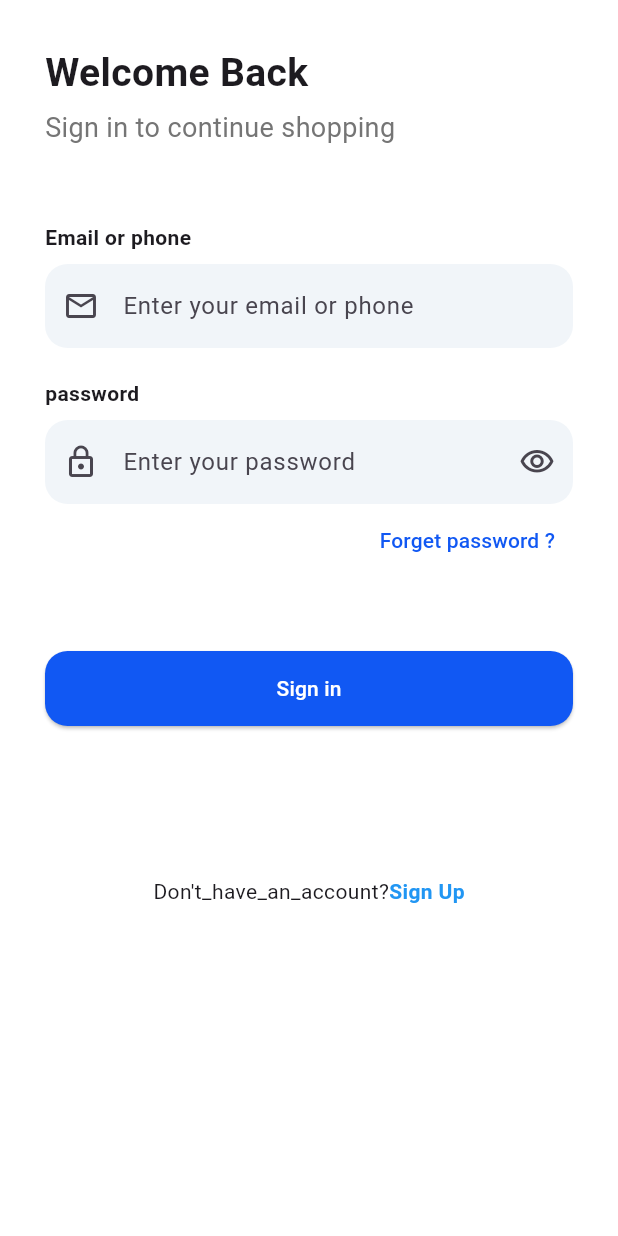
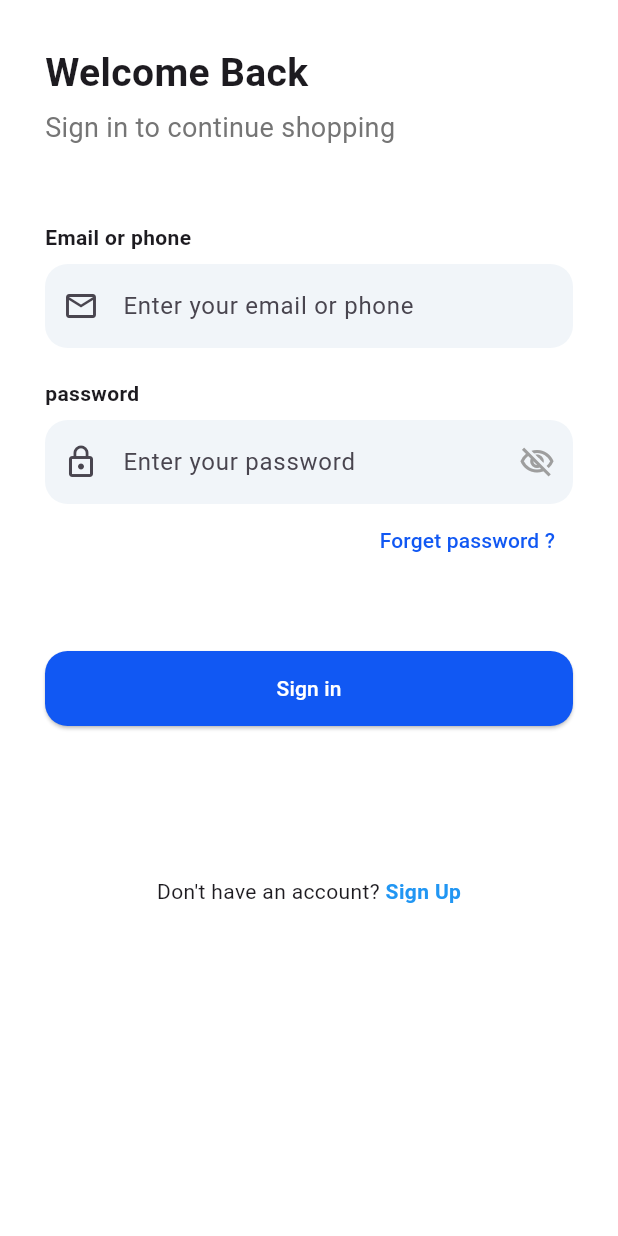
Before and after one commit to mohammednhfsx/salaty, a Flutter app: the screen it shows after launch, after a tap on "Next", on a phone screen of 412 x 824 dp. Run offline on Flutter 3.47's test engine with Material 3 defaults, Android fonts, the phone set to English and light mode, and no system bars; our stand-ins replace flutter_otp_text_field, get, lottie, shared_preferences.

Commit message:
Add middleware, logo, and localization/UI updates
Add app language middleware and logo asset; migrate routes to GetPage list and wire middleware to splash route. Persist chosen language in services and switch MyApp to use getPages. Update language selection UI (logo, layout, translations key additions), adjust translation keys (e.g. "Don't_have_an_account" and added "please_select"). Implement password visibility toggle in LoginController and LoginScreen, and make CustomTextFormfield support obscureText and suffix icon tap. Refactor SignUp to use Get.lazyPut and GetBuilder, update custom language chooser styling and selection handling, and change LocaleController initial selectedLang. Small UI fixes: replace splash image with logo and various layout/style tweaks. Rename route constant VerifySignup to verifySignup and update route usages accordingly.

```diff
--- a/lib/controller/auth/login_controller.dart
+++ b/lib/controller/auth/login_controller.dart
@@ -16,6 +16,13 @@ class LoginControllerImp extends LoginController{
   GlobalKey<FormState> keystate =GlobalKey<FormState>();
  late TextEditingController email;
 late TextEditingController password;
+ bool isShowPassword=true;
+
+
+void showPassword(){
+  isShowPassword =isShowPassword == true ?false:true;
+  update();
+}
  @override
   void goToforgotpassword(){
       Get.to(ForgetPassword());
--- a/lib/controller/auth/sign_up_controller.dart
+++ b/lib/controller/auth/sign_up_controller.dart
@@ -1,6 +1,6 @@
 import 'package:flutter/material.dart';
 import 'package:get/get.dart';
-import 'package:salaty/core/constant/route.dart';
+
 
 
 
@@ -21,7 +21,8 @@ class SignUpControllerImp extends SignUpController {
   void signUp() {
    var formdata = formstate.currentState;
    if(formdata!.validate()){
-         Get.toNamed(AppRoutes.VerifySignup);
+
+
    }
   }
   @override
--- a/lib/core/constant/route.dart
+++ b/lib/core/constant/route.dart
@@ -6,5 +6,5 @@ class AppRoutes {
   static const String resetPassword = "/resetpassword" ;
   static const String successSignUp = "/successsignup" ;
   static const String successResetpassword = "/successresetpassword" ;
-  static const String VerifySignup = "/verifySignup" ;
+  static const String verifySignup = "/verifySignup" ;
 }
--- a/lib/core/localization/lang/language.dart
+++ b/lib/core/localization/lang/language.dart
@@ -1,16 +1,15 @@
 import 'package:flutter/material.dart';
 import 'package:get/get.dart';
-import 'package:lottie/lottie.dart';
-
 import 'package:salaty/core/localization/local_change.dart';
 import 'package:salaty/core/localization/lang/widgets/custom_lang_choose.dart';
-
+import 'package:salaty/core/services/services.dart';
+import 'package:salaty/core/theme/colors.dart';
 import 'package:salaty/view/auth/screens/login_screen.dart';
 
-class Language extends GetView<LocaleController>{
-
-   const Language({super.key});
-
+// ignore: must_be_immutable
+class Language extends GetView<LocaleController> {
+   Language({super.key});
+  Myservices myservices = Get.find();
 
   @override
   Widget build(BuildContext context) {
@@ -20,36 +19,62 @@ class Language extends GetView<LocaleController>{
         padding: EdgeInsets.only(top: 100),
         child: Column(
           children: [
+            SizedBox(
+              height: 300,
+              width: 300,
+              child: Image.asset("assets/images/logo.jpeg"),
+            ),
             Text(
               "Choose_lang".tr,
-              style: TextStyle(fontSize: 25, color: const Color.fromARGB(255, 14, 12, 12)),
+              style: TextStyle(
+                fontSize: 25,
+                fontWeight: FontWeight.bold,
+                color: const Color.fromARGB(255, 14, 12, 12),
               ),
-             SizedBox(height: 200,width: 200,
-              child: Lottie.asset('assets/lottile/lottile.json')),
+            ),
+            SizedBox(height: 5),
+            Text(
+              "please_select".tr,
+              style: TextStyle(
+                fontSize: 17,
+                fontWeight: FontWeight.normal,
+                color: Colors.grey,
+              ),
+            ),
 
-
-            SizedBox(height: 100),
-          Obx(() => Row(
+            SizedBox(height: 50),
+            Obx(
+              () => Row(
                 mainAxisAlignment: MainAxisAlignment.center,
+                children: [
+                  Column(
                     children: [
                       CustomLangChoose(
                         text: "Ar".tr,
                         isSelected: controller.selectedLang.value == "ar",
                         onPressed: () => controller.changeLang("ar"),
                       ),
-    SizedBox(width: 25),
+                      SizedBox(height: 15),
                       CustomLangChoose(
                         text: "En".tr,
                         isSelected: controller.selectedLang.value == "en",
                         onPressed: () => controller.changeLang("en"),
                       ),
                     ],
-)),
-            SizedBox(height: 200),
-            ElevatedButton(
-              style: ElevatedButton.styleFrom(backgroundColor: Colors.blue,),
+                  ),
+                ],
+              ),
+            ),
+            SizedBox(height: 100),
+            SizedBox(
+              width: 300,
+              height: 40,
+              child: ElevatedButton(
+                style: ElevatedButton.styleFrom(backgroundColor: splash_screenColors),
                 onPressed: () {
-                Get.off(()=>LoginScreen());
+                  myservices.sharedPreferences.setBool("language",true);
+
+                  Get.off(() => LoginScreen());
                 },
                 child: Text(
                   "Next".tr,
@@ -59,8 +84,7 @@ class Language extends GetView<LocaleController>{
                   ),
                 ),
               ),
-
-
+            ),
           ],
         ),
       ),
--- a/lib/core/localization/lang/translation.dart
+++ b/lib/core/localization/lang/translation.dart
@@ -16,7 +16,7 @@ class Mytranslation extends Translations {
       "Enter_your_password": "أدخل كلمة المرور الخاصة بك",
       "Forget_password": "نسيت كلمة المرور؟",
       "Sign_in": "تسجيل الدخول",
-      "Don't_have_an_account?": "ليس لديك حساب؟",
+      "Don't_have_an_account": "ليس لديك حساب؟",
       "Sign_Up": "إنشاء حساب",
       "Create_Account": "إنشاء حساب",
       "Sign_up_to_start_shopping": "التسجيل لبدء التسوق",
@@ -32,12 +32,12 @@ class Mytranslation extends Translations {
       "verification_Code": "رمز التحقق",
       "Enter_Code": "أدخل الرمز",
       "send_you_code_to_the_email":
-      "يرجى إدخال الرمز المرسل إلى البريد الإلكتروني",
+          "يرجى إدخال الرمز المرسل إلى البريد الإلكتروني",
       "Reset_Password": "إعادة تعيين كلمة المرور",
       "new_password": "كلمة المرور الجديدة",
-      "Enter_new_password":"أدخل كلمة المرور الجديدة",
-       "check_email":"تحقق من البريد الإلكتروني" ,
-
+      "Enter_new_password": "أدخل كلمة المرور الجديدة",
+      "check_email": "تحقق من البريد الإلكتروني",
+      "please_select": "الرجاء اختيار لغتك المفضلة",
     },
 
     "en": {
@@ -53,7 +53,7 @@ class Mytranslation extends Translations {
       "Enter_your_password": "Enter your password",
       "Forget_password": "Forget password ?",
       "Sign_in": "Sign in",
-      "Don't_have_an_account? ": "Don't have an account? ",
+      "Don't_have_an_account": "Don't have an account? ",
       "Sign_Up": "Sign Up",
       "Create_Account": "Create Account",
       "Sign_up_to_start_shopping": "Sign up to start shopping ",
@@ -71,9 +71,9 @@ class Mytranslation extends Translations {
       "send_you_code_to_the_email": "please Enter The Code send to the email",
       "Reset_Password": "Reset Password",
       "new_password": "New password",
-       "Enter_new_password":"Enter new password",
-       "check_email":"Check Email",
-
+      "Enter_new_password": "Enter new password",
+      "check_email": "Check Email",
+      "please_select": "please select your Preferred language",
     },
   };
 }
--- a/lib/core/localization/lang/widgets/custom_lang_choose.dart
+++ b/lib/core/localization/lang/widgets/custom_lang_choose.dart
@@ -1,21 +1,25 @@
 import 'package:flutter/material.dart';
 
 
+// ignore: must_be_immutable
 class CustomLangChoose extends StatelessWidget {
     final String text;
     final void Function()?onPressed;
-   final  bool isSelected;
-   const CustomLangChoose({super.key, required this.text, this.onPressed, required  this.isSelected});
+     bool isSelected = false;
+    CustomLangChoose({super.key, required this.text, this.onPressed, required  this.isSelected});
 
 
   @override
   Widget build(BuildContext context) {
-    return ElevatedButton(
-      style: ElevatedButton.styleFrom(
-        backgroundColor:
-            isSelected ? const Color.fromARGB(255, 28, 238, 81) : Colors.grey[200],),
-      onPressed: onPressed,
-      child: Text(text),
+    return SizedBox(width:300 ,height: 40,
+      child: ElevatedButton(
+        style: ElevatedButton.styleFrom(
+          backgroundColor:
+              isSelected ? const Color.fromARGB(255, 75, 180, 241) : Colors.grey[100],),
+        onPressed: onPressed,
+        child: Text(text),
+
+      ),
     );
   }
 }
--- a/lib/core/localization/local_change.dart
+++ b/lib/core/localization/local_change.dart
@@ -5,7 +5,7 @@ import 'package:salaty/core/services/services.dart';
 
 class LocaleController extends GetxController {
   Locale? language;
-  var selectedLang = "ar".obs;
+  var selectedLang = "".obs;
 
   Myservices myservices = Get.find();
 
--- /dev/null
+++ b/lib/core/middleware/mymiddleware.dart
@@ -0,0 +1,24 @@
+
+
+import 'package:flutter/material.dart';
+import 'package:get/get.dart';
+import 'package:salaty/core/constant/route.dart';
+import 'package:salaty/core/services/services.dart';
+
+class Mymiddleware extends GetMiddleware{
+  // ignore: non_constant_identifier_names
+  int? get Priority => 1;
+
+
+Myservices myservices = Get.find();
+
+  @override
+  RouteSettings? redirect(String? route) {
+    if(myservices.sharedPreferences.getBool("language")== true) {
+      return  RouteSettings(name: AppRoutes.login);
+    }
+    return null;
+  }
+
+
+}
--- a/lib/main.dart
+++ b/lib/main.dart
@@ -2,7 +2,6 @@ import 'package:flutter/material.dart';
 import 'package:get/get.dart';
 import 'package:salaty/core/localization/local_change.dart';
 import 'package:salaty/route.dart';
-import 'package:salaty/view/auth/screens/splash_screen.dart';
 import 'package:salaty/core/localization/lang/translation.dart';
 import 'package:salaty/core/services/services.dart';
 
@@ -22,8 +21,8 @@ class MyApp extends StatelessWidget {
    LocaleController controller = Get.put(LocaleController());
     return GetMaterialApp(translations: Mytranslation(),
     locale: controller.language,
-  home: SplashScreen(),
-  routes: routes,
+
+  getPages: routes,
 
 
     );
--- a/lib/route.dart
+++ b/lib/route.dart
@@ -1,26 +1,25 @@
 
-import 'package:flutter/material.dart';
+import 'package:get/get_navigation/src/routes/get_route.dart';
 import 'package:salaty/core/constant/route.dart';
+import 'package:salaty/core/middleware/mymiddleware.dart';
 import 'package:salaty/view/auth/fogotPassword/forget_password.dart';
 import 'package:salaty/view/auth/fogotPassword/resetpassword.dart';
 import 'package:salaty/view/auth/fogotPassword/success_resetpassword.dart';
 import 'package:salaty/view/auth/fogotPassword/verifycode.dart';
-
 import 'package:salaty/view/auth/screens/login_screen.dart';
 import 'package:salaty/view/auth/screens/sign_up.dart';
+import 'package:salaty/view/auth/screens/splash_screen.dart';
 import 'package:salaty/view/auth/screens/success_signup.dart';
 import 'package:salaty/view/auth/screens/verify_code_signup.dart';
 
-Map<String, Widget Function(BuildContext)> routes = {
-  // Auth
-  AppRoutes.login: (context) =>  LoginScreen(),
-  AppRoutes.signUp: (context) =>  SignUp(),
-  AppRoutes.forgetPassword: (context) =>  ForgetPassword(),
-  AppRoutes.verfiyCode: (context) =>  Verifycode(),
-  AppRoutes.resetPassword: (context) =>  Resetpassword(),
-  AppRoutes.VerifySignup: (context) =>  VerifySignup(),
-  AppRoutes.successResetpassword: (context) =>  SuccessResetpassword(),
-  AppRoutes.successSignUp: (context) =>  SuccessSignup(),
-
-
-};
+List<GetPage<dynamic>>? routes = [
+   GetPage(name: "/", page: () => SplashScreen(),middlewares: [Mymiddleware()]),
+  GetPage(name: AppRoutes.login, page: () => LoginScreen()),
+  GetPage(name: AppRoutes.signUp, page: () => SignUp()),
+  GetPage(name: AppRoutes.forgetPassword, page: () => ForgetPassword()),
+  GetPage(name: AppRoutes.verfiyCode, page: () => Verifycode()),
+  GetPage(name: AppRoutes.resetPassword, page: () => Resetpassword()),
+  GetPage(name: AppRoutes.verifySignup, page: () => VerifySignup()),
+  GetPage(name: AppRoutes.successResetpassword, page: () => SuccessResetpassword()),
+  GetPage(name: AppRoutes.successSignUp, page: () => SuccessSignup()),
+];
--- a/lib/view/auth/screens/login_screen.dart
+++ b/lib/view/auth/screens/login_screen.dart
@@ -3,7 +3,6 @@ import 'package:get/get.dart';
 import 'package:salaty/controller/auth/login_controller.dart';
 import 'package:salaty/core/functions/validinput.dart';
 import 'package:salaty/core/localization/local_change.dart';
-
 
 import 'package:salaty/core/theme/colors.dart';
 import 'package:salaty/view/auth/widgets/custom_text_body.dart';
@@ -28,7 +27,8 @@ class LoginScreen extends GetView<LocaleController> {
           ),
           padding: const EdgeInsets.all(30),
 
-          child: Form(key:conroller.keystate ,
+          child: Form(
+            key: conroller.keystate,
             child: Column(
               crossAxisAlignment: CrossAxisAlignment.start,
               children: [
@@ -44,28 +44,37 @@ class LoginScreen extends GetView<LocaleController> {
                 CustomTextLable(textLable: "Email_or_phone".tr),
 
                 const SizedBox(height: 8),
-                CustomTextFormfield(controllertextfield: conroller.email,
+                CustomTextFormfield(
+                  controllertextfield: conroller.email,
                   valid: (val) {
                     return validInput(val!, "email", 3, 50);
-
                   },
                   hintText: "Enter_your_email_or_phone".tr,
                   prefixIcon: Icons.email_outlined,
                 ),
 
                 const SizedBox(height: 20),
+
                 //password
                 CustomTextLable(textLable: "password".tr),
+                 const SizedBox(height: 8),
+                GetBuilder<LoginControllerImp>(
+                  builder: (controller) => CustomTextFormfield(
+                    controllertextfield: conroller.password,
+                    obscureText: controller.isShowPassword,
+                    onTapicon: () {
+                      controller.showPassword();
+                    },
 
-                const SizedBox(height: 8),
-                CustomTextFormfield(controllertextfield: conroller.password,
                     valid: (val) {
                       return validInput(val!, "password", 5, 12);
-
                     },
                     hintText: "Enter_your_password".tr,
                     prefixIcon: Icons.lock_outline,
-                  suffixIcon: Icons.visibility_outlined,
+                    suffixIcon: controller.isShowPassword
+                        ? Icons.visibility_off_outlined
+                        : Icons.visibility_outlined,
+                  ),
                 ),
 
                 //forget password
@@ -108,7 +117,7 @@ class LoginScreen extends GetView<LocaleController> {
                   child: Row(
                     mainAxisAlignment: MainAxisAlignment.center,
                     children: [
-                      Text("Don't_have_an_account?".tr),
+                      Text("Don't_have_an_account".tr),
                       GestureDetector(
                         onTap: () {
                           conroller.goToSignUp();
--- a/lib/view/auth/screens/sign_up.dart
+++ b/lib/view/auth/screens/sign_up.dart
@@ -7,15 +7,17 @@ import 'package:salaty/core/theme/colors.dart';
 import 'package:salaty/view/auth/widgets/custom_textfield.dart';
 
 class SignUp extends StatelessWidget {
-  SignUp({super.key});
-  final SignUpControllerImp controllerImp = Get.put(SignUpControllerImp());
+  SignUp({super.key}) {
+    Get.lazyPut(() => SignUpControllerImp());
+  }
 
   @override
   Widget build(BuildContext context) {
     return Scaffold(
       backgroundColor: Color(0xffFFFFFF),
       body: SafeArea(
-        child: Container(
+        child:GetBuilder<SignUpControllerImp>(builder: (controllerImp){
+           return Container(
           padding: EdgeInsets.all(30),
           child: Form(
             key: controllerImp.formstate,
@@ -151,7 +153,8 @@ class SignUp extends StatelessWidget {
               ],
             ),
           ),
-        ),
+        );
+        })
       ),
     );
   }
--- a/lib/view/auth/screens/splash_screen.dart
+++ b/lib/view/auth/screens/splash_screen.dart
@@ -25,7 +25,7 @@ class _SplashScreenState extends State<SplashScreen> {
   Widget build(BuildContext context) {
     return  Scaffold(
       backgroundColor: const Color.fromARGB(255, 255, 255, 255),
-      body: Center(child: Image.asset("assets/images/Untitled.png"))
+      body: Center(child: Image.asset("assets/images/logo.jpeg"))
 
     );
   }
--- a/lib/view/auth/widgets/custom_textfield.dart
+++ b/lib/view/auth/widgets/custom_textfield.dart
@@ -2,27 +2,34 @@ import 'package:flutter/material.dart';
 
 // ignore: must_be_immutable
 class CustomTextFormfield extends StatelessWidget {
+  final void Function()? onTapicon;
+  final String hintText;
+  final TextEditingController controllertextfield;
+  final IconData prefixIcon;
+  final IconData? suffixIcon;
+  final String? Function(String?)valid;
+  final bool? obscureText;
    const CustomTextFormfield({
     super.key,
     required this.hintText,
     required this.prefixIcon,
     this.suffixIcon,
     required this.controllertextfield, required this.valid,
+    this.onTapicon, this.obscureText
+
+
   });
-  final String hintText;
-  final TextEditingController controllertextfield;
-  final IconData prefixIcon;
-  final IconData? suffixIcon;
- final String? Function(String?)valid;
+
 
   @override
   Widget build(BuildContext context) {
     return TextFormField(validator:valid ,
+    obscureText:obscureText == null  || obscureText == false?  false :true ,
 
       controller: controllertextfield,
       decoration: InputDecoration(
         hintText: hintText,
-        suffixIcon: Icon(suffixIcon),
+        suffixIcon: InkWell(onTap:onTapicon ,child: Icon(suffixIcon, color: Colors.grey),),
         prefixIcon: Icon(prefixIcon),
 
         filled: true,
```
Also changed, not shown: assets/images/logo.jpeg (added). Lines whose indentation alone changed are shown as unchanged.
